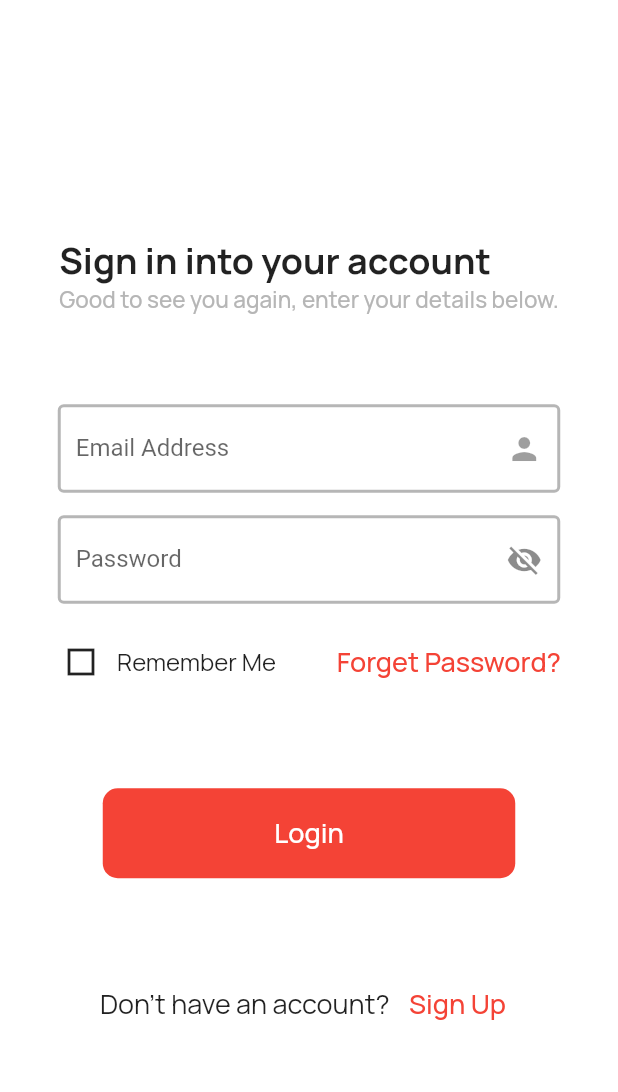
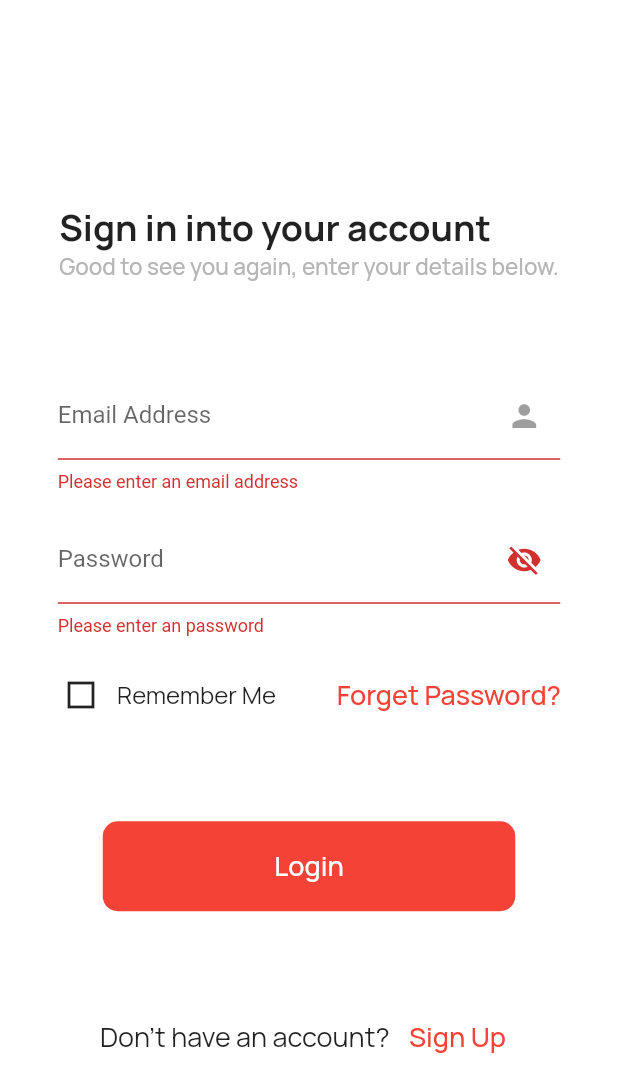
Before and after one commit to abdallah-bassam/Blood-Donation, a Flutter app: the Login screen opened directly, after a tap on "Login", on a phone screen of 412 x 824 dp. Shown: the top 1092 px of the screen. Run offline on Flutter 3.47's test engine with Material 2 defaults, Android fonts, the phone set to English and light mode, and no system bars; our stand-ins replace bloc, dio, firebase_core, firebase_messaging, flutter_bloc, smooth_page_indicator; missing offline and left inert: alert_dialog; accounts and stored records are empty.

Commit message:
starting edited

```diff
--- a/lib/main.dart
+++ b/lib/main.dart
@@ -75,7 +75,7 @@
                 elevation: 20,
               ),
             ),
-            home: OnBoardingScreen(),
+            home: DonorHomeLayout(),
             debugShowCheckedModeBanner: false,
             //title: 'Flutter Demo',
           );
--- a/lib/screens/login.dart
+++ b/lib/screens/login.dart
@@ -7,6 +7,11 @@
 
 class Login extends StatelessWidget {
   Login({Key? key}) : super(key: key);
+
+  var formKey = GlobalKey<FormState>();
+  RegExp emailRegex = RegExp(r'^[\w-\.]+@([\w-]+\.)+[\w-]{2,4}$');
+  RegExp passwordRegex = RegExp(r'^(?=.*?[A-Z])(?=.*?[a-z])(?=.*?[0-9])(?=.*?[!@#\$&*~]).{8,}$');
+
 
   @override
   Widget build(BuildContext context) {
@@ -23,11 +28,11 @@
                 padding: EdgeInsets.only(right: 30,left:30 ,bottom: 30),
                 child: SingleChildScrollView(
                   physics: BouncingScrollPhysics(),
+                  child: Form(
+                    key: formKey,
                     child: Column(
                       crossAxisAlignment: CrossAxisAlignment.center,
-                 //   mainAxisAlignment: MainAxisAlignment.center,
                       children: [
-
                         Column(
                           crossAxisAlignment: CrossAxisAlignment.start,
                           children: [
@@ -37,9 +42,26 @@
                         ),
                         SizedBox(height: 60,),
 
-                      sharedTextFormField(controller: cubit.emailController, validator: (value){}, label: 'Email Address',suffix: Icons.person,isPassword: false),
+                        sharedTextFormField(controller: cubit.emailController, validator: (value){
+                          if (value == null || value.isEmpty) {
+                            return 'Please enter an email address';
+                          }
+                          if (!emailRegex.hasMatch(value)) {
+                            return 'Please enter a valid email address';
+                          }
+                          return null;
+
+                        }, label: 'Email Address',suffix: Icons.person,isPassword: false),
                         SizedBox(height: 15,),
-                      sharedTextFormField(controller: cubit.passwordController, validator: (value){}, label: 'Password',suffix: cubit.suffixPassword,isPassword: cubit.isPassword,
+                        sharedTextFormField(controller: cubit.passwordController, validator: (value){
+                          if (value == null || value.isEmpty) {
+                            return 'Please enter an password';
+                          }
+                          if (!passwordRegex.hasMatch(value)) {
+                            return 'Password must contain at least 8 characters, one uppercase letter, one lowercase letter, one number, and one special character';
+                          }
+                          return null;
+                        }, label: 'Password',suffix: cubit.suffixPassword,isPassword: cubit.isPassword,
                             onPressedSuffix: (){
                           cubit.changePasswordIcon();
                           cubit.changeIsPassword();
@@ -57,7 +79,10 @@
                         ),
                         SizedBox(height: 60,),
                         sharedMaterialButtonAccount(onPressed: (){
+                          if(formKey.currentState!.validate())
+                            {
                               cubit.userLogin(email: cubit.emailController.text,password: cubit.passwordController.text);
+                            }
                         },text: "Login"),
                         SizedBox(height: 60,),
                         Row(
@@ -80,6 +105,7 @@
                 ),
               ),
             ),
+          ),
         );
       },
     );
--- a/lib/screens/sign_up.dart
+++ b/lib/screens/sign_up.dart
@@ -431,7 +431,7 @@
                                 formKey.currentState!.save();
                               }
                             },
-                            text: "S...i....gn.. Up"),
+                            text: "Sign Up"),
                         SizedBox(
                           height: 15,
                         ),
```
Lines whose indentation alone changed are shown as unchanged.
